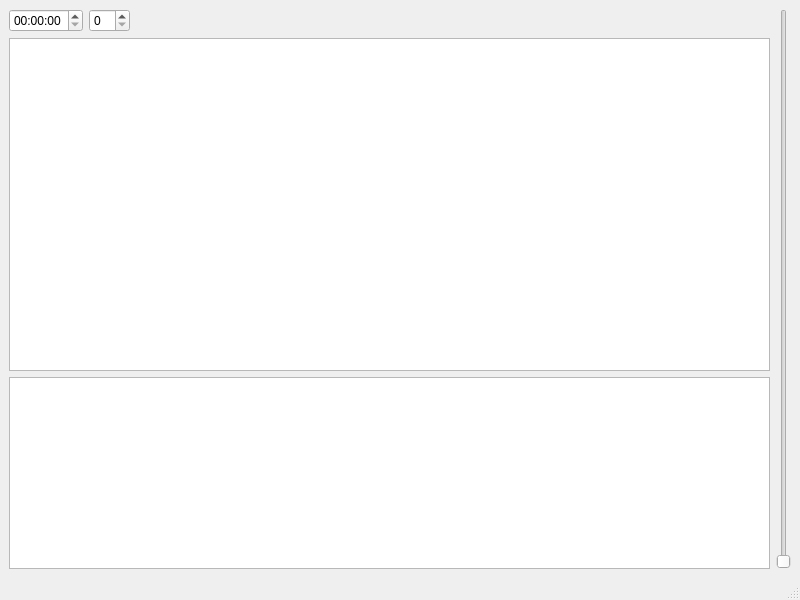
Above: mainwindow.ui from JakubSekula/ICP-projekt before the change. Below: the same form after it.
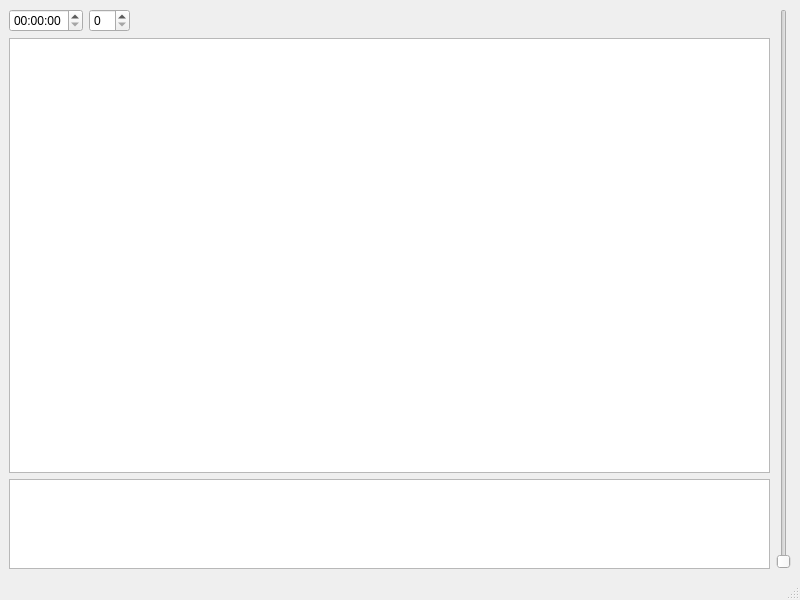
That is the form after the change.

Commit message: graphicsView2 zmena vysky

The edit to the form file:
```diff
--- a/mainwindow.ui
+++ b/mainwindow.ui
@@ -62,6 +62,12 @@
               <verstretch>0</verstretch>
              </sizepolicy>
             </property>
+            <property name="maximumSize">
+             <size>
+              <width>16777215</width>
+              <height>90</height>
+             </size>
+            </property>
            </widget>
           </item>
          </layout>
```
Left out of the diff: 2 changed lines with no effect on the pictures.
